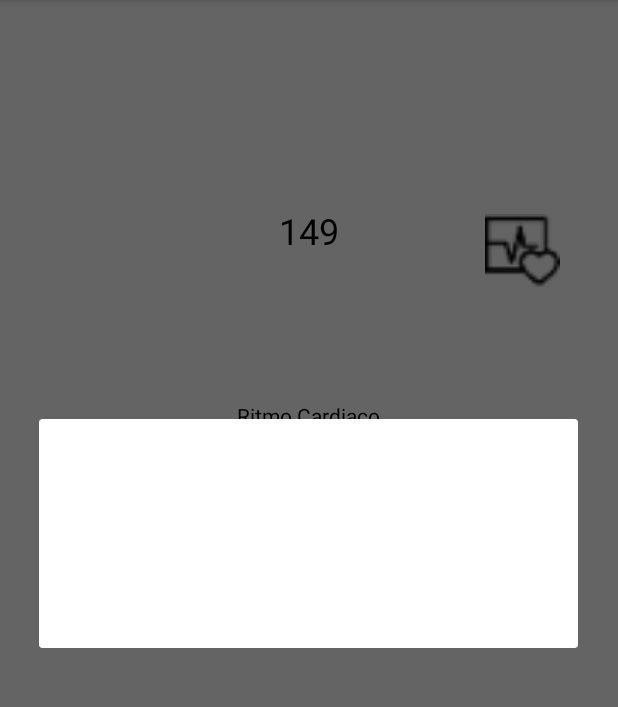
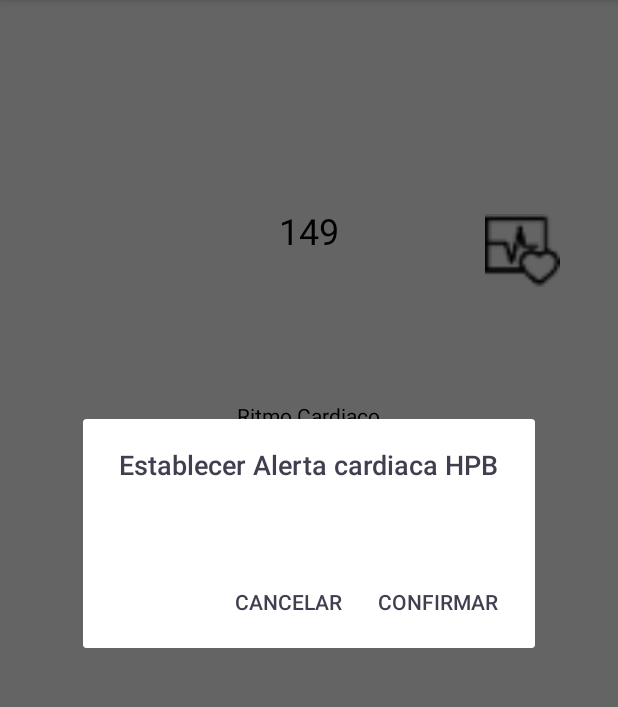
Before and after one commit to anonxds/login-register-sqlite-tutorial-master, an Android app: the Pulseactivity screen opened directly, with no data from a screen before it, after a tap on an icon or button, on a phone screen of 412 x 824 dp, the part 84-791 px from its top. Run offline under Robolectric (Android 15) with nearby library versions, the phone set to English and light mode, and no system bars; libraries missing offline, so code that uses them is left out: com.jjoe64.graphview; plain views replace GraphView; 6 statements that could not run were skipped.

Commit message:
added color

```diff
--- a/app/src/main/AndroidManifest.xml
+++ b/app/src/main/AndroidManifest.xml
@@ -1,6 +1,7 @@
 <?xml version="1.0" encoding="utf-8"?>
 <manifest xmlns:android="http://schemas.android.com/apk/res/android"
     package="com.androidtutorialshub.loginregister">
+    <uses-permission android:name="android.permission.SEND_SMS" />
 
     <application
         android:allowBackup="true"
--- a/app/src/main/java/com/androidtutorialshub/loginregister/Pulseactivity.java
+++ b/app/src/main/java/com/androidtutorialshub/loginregister/Pulseactivity.java
@@ -200,7 +200,7 @@ public class Pulseactivity extends AppCompatActivity {
 
     void p(){
 
-        AlertDialog.Builder builder = new AlertDialog.Builder(this);
+        AlertDialog.Builder builder = new AlertDialog.Builder(this, R.style.AlertStyle);
         builder.setTitle("Establecer Alerta cardiaca HPB");
 
 // Set up the input
--- a/app/src/main/res/values-v21/styles.xml
+++ b/app/src/main/res/values-v21/styles.xml
@@ -5,5 +5,11 @@
         <item name="windowNoTitle">true</item>
         <item name="android:windowDrawsSystemBarBackgrounds">true</item>
         <item name="android:statusBarColor">@android:color/transparent</item>
+
+    </style>
+    <style name="AlertStyle" parent="Theme.AppCompat.Light.Dialog">
+        <item name="android:colorAccent">#f3f3f3</item>
+        <item name="android:textColor">#413e4f</item>
+        <item name="android:textColorPrimary">#f3f3f3</item>
     </style>
 </resources>
```
